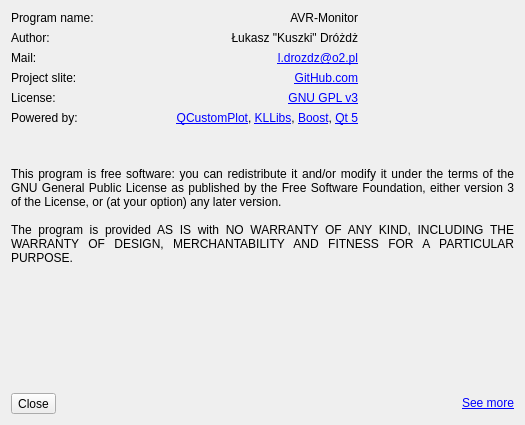
Above: interface/aboutdialog.ui from Kuszki/AVR-Monitor before the change. Below: the same form after it.
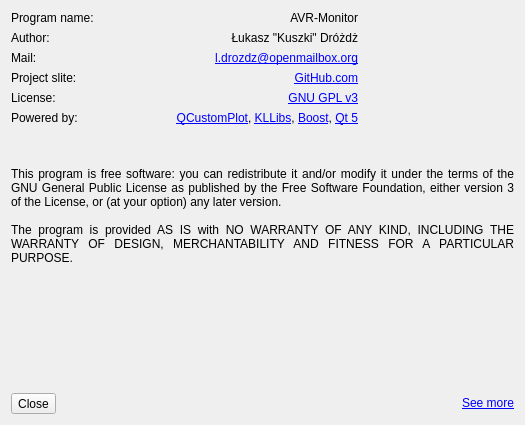
That is the form after the change. Icons and pictures are not drawn.

Commit message: Update e-mail adress

What changed in the file:
```diff
--- a/interface/aboutdialog.ui
+++ b/interface/aboutdialog.ui
@@ -111,7 +111,7 @@
      <item row="2" column="1">
       <widget class="QLabel" name="Mail">
        <property name="text">
-        <string notr="true">&lt;a href=&quot;l.drozdz@o2.pl&quot;&gt;l.drozdz@o2.pl&lt;/a&gt;</string>
+        <string notr="true">&lt;a href=&quot;l.drozdz@openmailbox.org&quot;&gt;l.drozdz@openmailbox.org&lt;/a&gt;</string>
        </property>
        <property name="alignment">
         <set>Qt::AlignRight|Qt::AlignTrailing|Qt::AlignVCenter</set>
```
